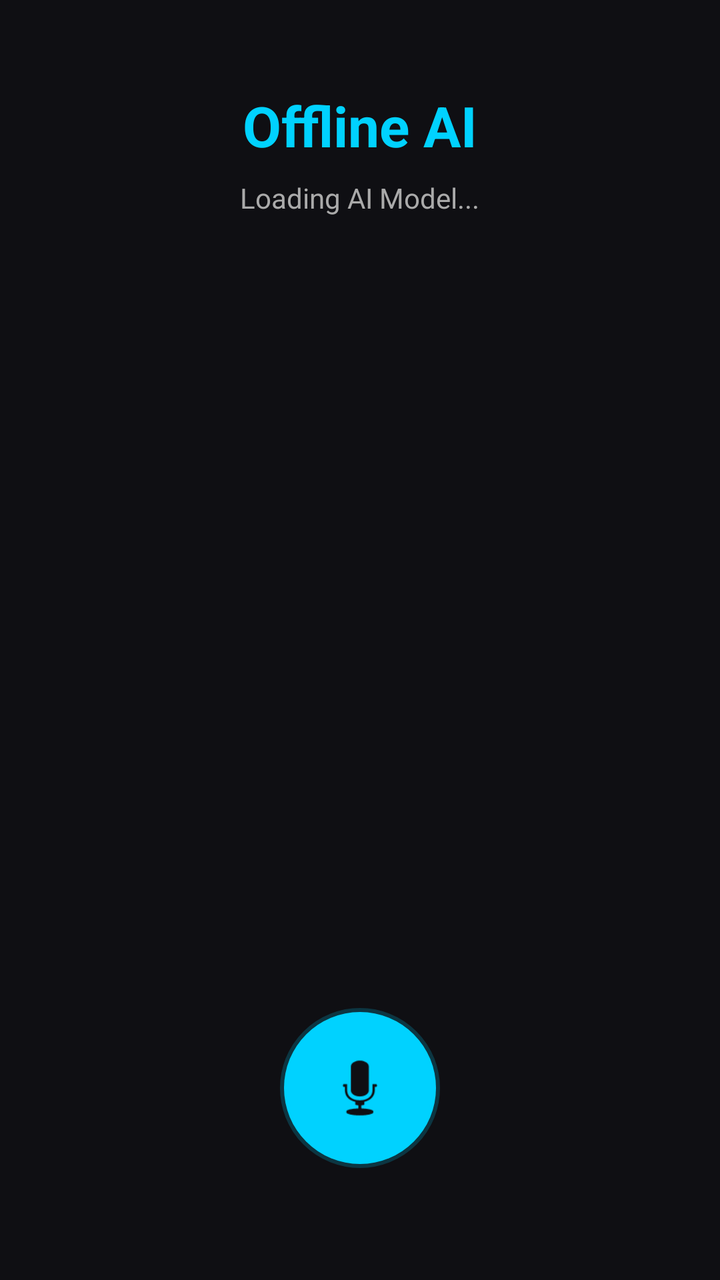
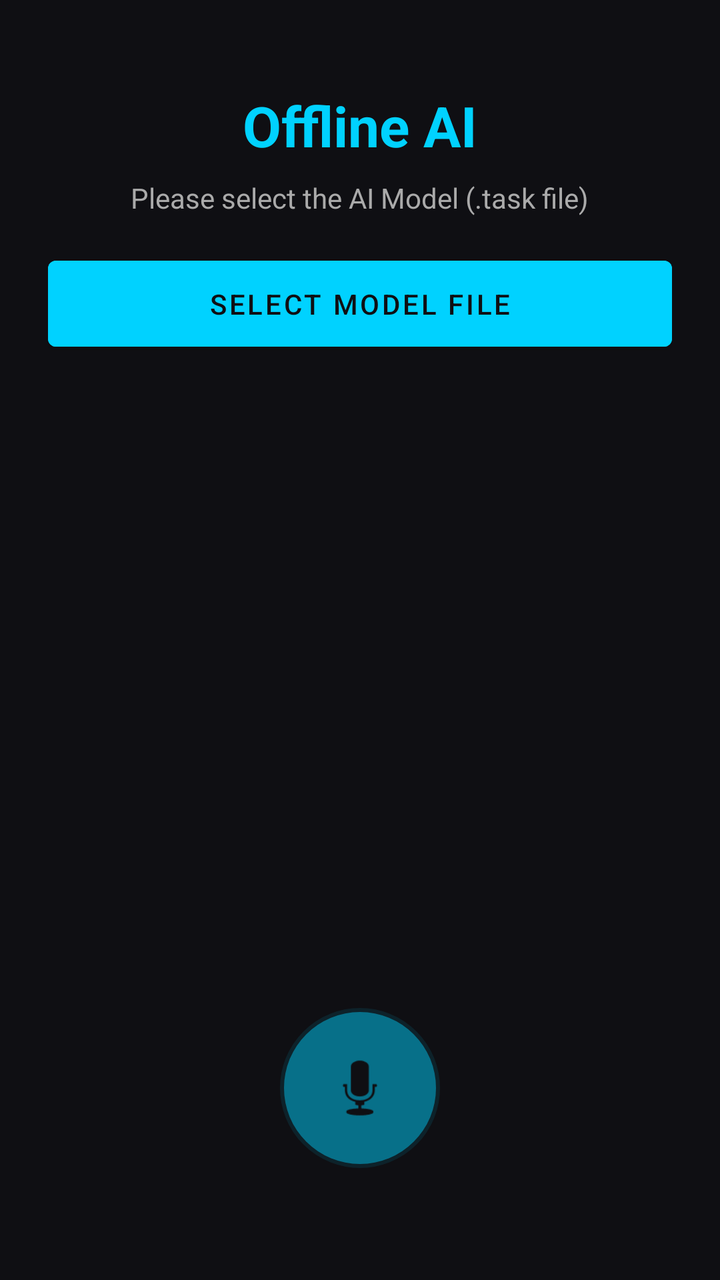

The first picture is an Android layout as it rendered before a commit; the second is the same layout after the commit. The layout source and the unified diff follow.
<!-- AndroidManifest.xml: application theme AppTheme -->
<!-- res/layout/activity_main.xml -->
<?xml version="1.0" encoding="utf-8"?>
<LinearLayout xmlns:android="http://schemas.android.com/apk/res/android"
    android:layout_width="match_parent" android:layout_height="match_parent"
    android:orientation="vertical" android:background="@color/bg_dark" android:padding="24dp">

    <TextView android:layout_width="wrap_content" android:layout_height="wrap_content"
        android:text="Offline AI" android:textSize="28sp" android:textColor="@color/ai_blue"
        android:textStyle="bold" android:layout_gravity="center" android:layout_marginTop="20dp"/>
        
    <TextView android:id="@+id/tvStatus" android:layout_width="wrap_content" android:layout_height="wrap_content"
        android:text="Loading AI Model..." android:textColor="@color/text_gray"
        android:layout_gravity="center" android:layout_marginTop="8dp"/>

    <ScrollView android:layout_width="match_parent" android:layout_height="0dp" android:layout_weight="1"
        android:layout_marginTop="24dp" android:scrollbars="none">
        <LinearLayout android:layout_width="match_parent" android:layout_height="wrap_content" android:orientation="vertical">
            
            <TextView android:id="@+id/tvUserText" android:layout_width="wrap_content" android:layout_height="wrap_content"
                android:text="" android:textColor="@color/text_white" android:textSize="16sp"
                android:layout_gravity="end" android:background="#222222" android:padding="12dp"
                android:layout_marginBottom="16dp" android:visibility="gone"/>
                
            <TextView android:id="@+id/tvAiText" android:layout_width="wrap_content" android:layout_height="wrap_content"
                android:text="" android:textColor="@color/ai_blue" android:textSize="16sp"
                android:layout_gravity="start" android:background="#112233" android:padding="12dp"
                android:layout_marginBottom="16dp" android:visibility="gone"/>
        </LinearLayout>
    </ScrollView>

    <ImageView android:id="@+id/btnMic" android:layout_width="80dp" android:layout_height="80dp"
        android:src="@android:drawable/ic_btn_speak_now" android:background="@drawable/bg_mic_button"
        android:padding="20dp" android:layout_gravity="center" android:layout_marginBottom="32dp"
        android:tint="@color/bg_dark"/>
</LinearLayout>
<!-- resources referenced by this layout -->
<resources>
  <color name="ai_blue">#00D2FF</color>
  <color name="bg_dark">#0F0F13</color>
  <color name="text_gray">#AAAAAA</color>
  <color name="text_white">#FFFFFF</color>
  <!-- drawable bg_mic_button (drawable) -->
  <shape xmlns:android="http://schemas.android.com/apk/res/android" android:shape="oval">
      <solid android:color="@color/ai_blue"/>
      <stroke android:width="4dp" android:color="@color/mic_glow"/>
  </shape>
  <style name="AppTheme" parent="Theme.MaterialComponents.DayNight.NoActionBar">
          <item name="colorPrimary">@color/ai_blue</item>
          <item name="android:windowBackground">@color/bg_dark</item>
          <item name="android:statusBarColor">@color/bg_dark</item>
      </style>
  <color name="mic_glow">#3300D2FF</color>
</resources>

<!-- the commit's change to res/layout/activity_main.xml (unified diff, before → after) -->
@@ -8,8 +8,13 @@
         android:textStyle="bold" android:layout_gravity="center" android:layout_marginTop="20dp"/>
         
     <TextView android:id="@+id/tvStatus" android:layout_width="wrap_content" android:layout_height="wrap_content"
-        android:text="Loading AI Model..." android:textColor="@color/text_gray"
-        android:layout_gravity="center" android:layout_marginTop="8dp"/>
+        android:text="Please select the AI Model (.task file)" android:textColor="@color/text_gray"
+        android:layout_gravity="center" android:layout_marginTop="8dp" android:gravity="center"/>
+
+    
+    <Button android:id="@+id/btnSelectModel" android:layout_width="match_parent"
+        android:layout_height="55dp" android:text="SELECT MODEL FILE" android:textColor="@color/bg_dark"
+        android:backgroundTint="@color/ai_blue" android:layout_marginTop="16dp"/>
 
     <ScrollView android:layout_width="match_parent" android:layout_height="0dp" android:layout_weight="1"
         android:layout_marginTop="24dp" android:scrollbars="none">
@@ -30,5 +35,5 @@
     <ImageView android:id="@+id/btnMic" android:layout_width="80dp" android:layout_height="80dp"
         android:src="@android:drawable/ic_btn_speak_now" android:background="@drawable/bg_mic_button"
         android:padding="20dp" android:layout_gravity="center" android:layout_marginBottom="32dp"
-        android:tint="@color/bg_dark"/>
+        android:tint="@color/bg_dark" android:alpha="0.5" android:enabled="false"/>
 </LinearLayout>
